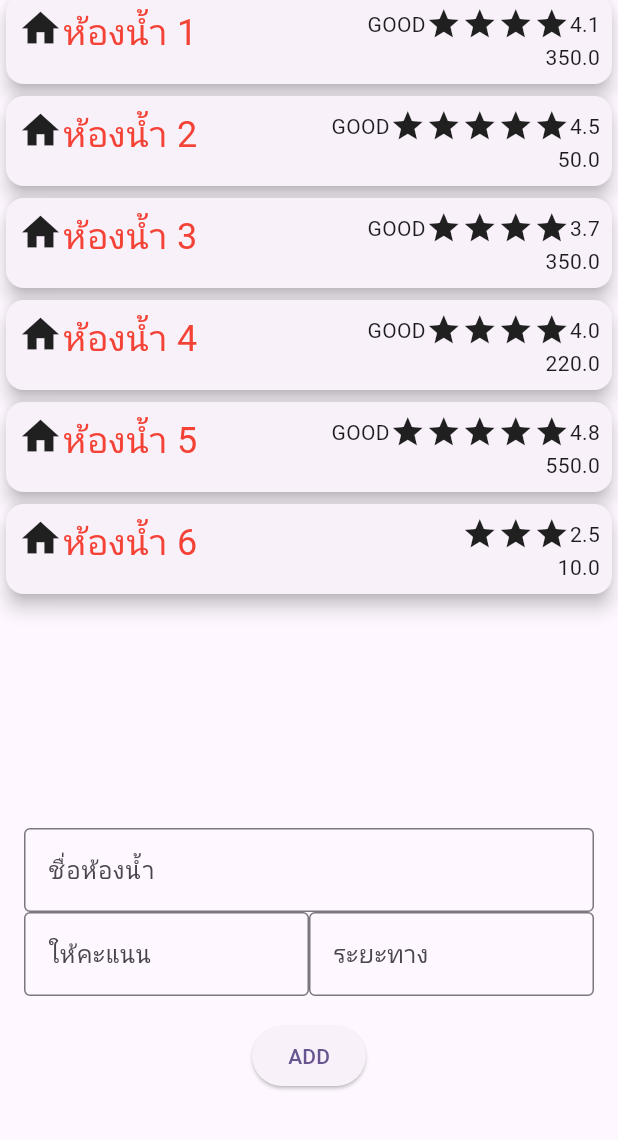
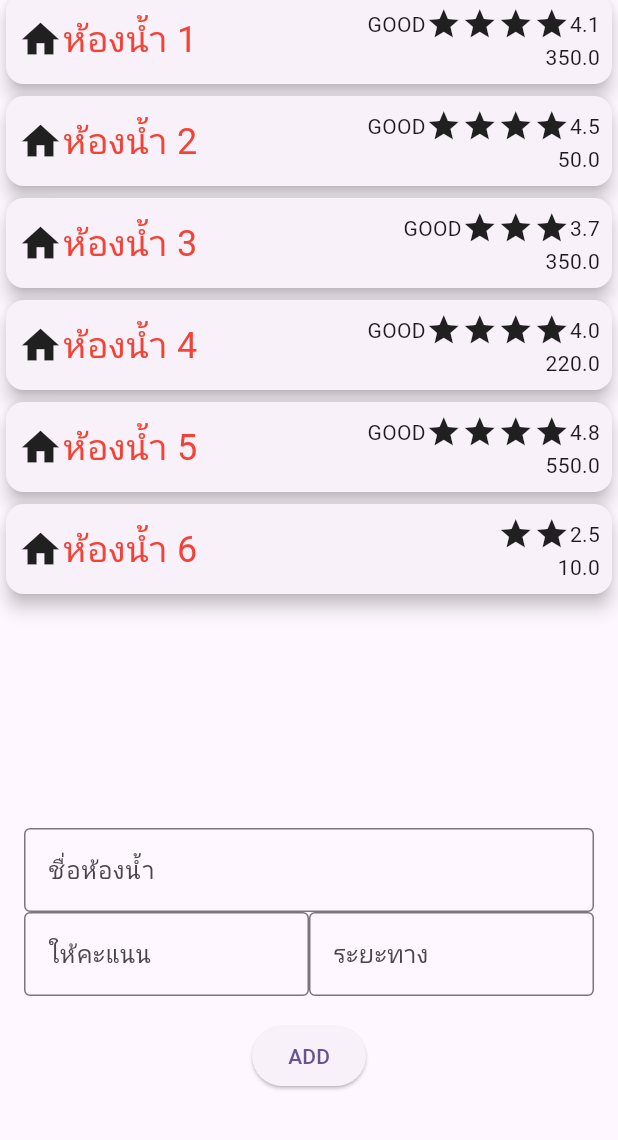
Before and after one commit to palm45/public_toilets, a Flutter app: the screen it shows after launch, on a phone screen of 412 x 824 dp, the part 96-1236 px from its top. Run offline on Flutter 3.47's test engine with Material 2 defaults, Android fonts, the phone set to English and light mode, and no system bars; our stand-ins replace google_fonts; Roboto replaces fonts that are missing (Kanit).

Commit message:
Lots of change Done

```diff
--- a/lib/screens/home/home_page.dart
+++ b/lib/screens/home/home_page.dart
@@ -1,4 +1,4 @@
-// ignore_for_file: prefer_const_constructors
+// ignore_for_file: prefer_const_constructors, prefer_const_literals_to_create_immutables
 
 import 'package:flutter/material.dart';
 import 'package:google_fonts/google_fonts.dart';
--- a/lib/screens/home/toilet_list_item.dart
+++ b/lib/screens/home/toilet_list_item.dart
@@ -1,4 +1,4 @@
-// ignore_for_file: prefer_const_constructors_in_immutables
+// ignore_for_file: prefer_const_constructors, prefer_const_literals_to_create_immutables
 
 import 'package:flutter/material.dart';
 import 'package:public_toilets/models/toilets.dart';
@@ -6,46 +6,40 @@ import 'package:public_toilets/models/toilets.dart';
 class ToiletListItem extends StatelessWidget {
   final Toilet toilet;
 
-  ToiletListItem({
+  const ToiletListItem({
     super.key,
-    required this.toilet
+    required this.toilet,
   });
 
   @override
   Widget build(BuildContext context) {
-    /*List<Widget> star = [] ;
-
-    for(var i=0;i<5;i++){
-      star.add(Icon(Icons.star))
-    }*/
-
-
-
     return Card(
       elevation: 5.0,
       child: Padding(
         padding: const EdgeInsets.all(8.0),
         child: Row(
-          crossAxisAlignment: CrossAxisAlignment.start,
           children: [
-            Icon(Icons.home, size: 30.0,),
+            Icon(Icons.home, size: 30.0),
             Expanded(
-                child: Text(
-                  toilet.name,
-                  style:TextStyle(fontSize: 24.0,color: Colors.red),
-                )
+              child: Text(
+                toilet.name,
+                style: TextStyle(fontSize: 24.0, color: Colors.red),
+              ),
             ),
             Column(
               crossAxisAlignment: CrossAxisAlignment.end,
               children: [
                 Row(
                   children: [
-                    if(toilet.point > 3)
+                    // collection if, ไม่ใช่ if statement
+                    if (toilet.point > 2.5)
                       Text('GOOD'),
-                    // collection for ไม่ใช่ for statement
-                    for(var i=0;i<toilet.point.round();i++)
+
+                    // collection for, ไม่ใช่ for statement
+                    for (var i = 0; i < toilet.point.floor(); i++)
                       Icon(Icons.star),
-                    Text(toilet.point.toString()),
+
+                    Text(toilet.point.toString())
                   ],
                 ),
                 Text(toilet.distance.toString())
```
